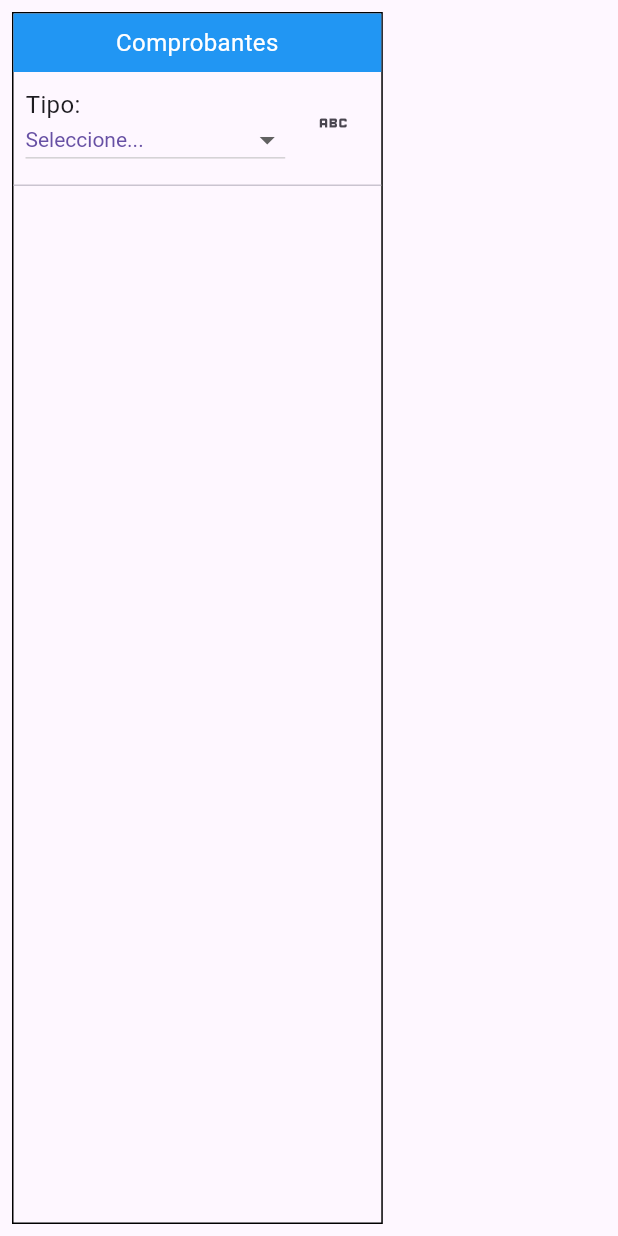
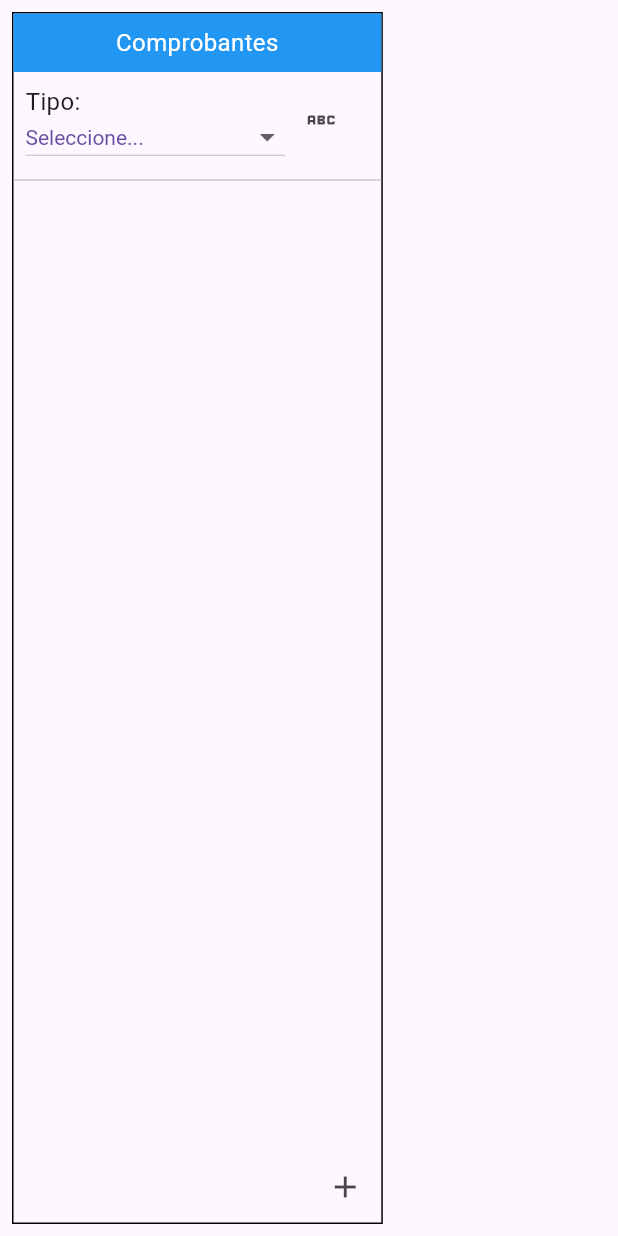
Before and after one commit to eduardo-novatek/novafarma-front, a Flutter app: the VoucherScreen widget shown alone on an empty page, opened directly, on a phone screen of 412 x 824 dp. Run offline on Flutter 3.47's test engine with Material 3 defaults, Android fonts, the phone set to English and light mode, and no system bars; our stand-ins replace mask_text_input_formatter; missing offline and left inert: dart:html.

Commit message:
voucher: body

```diff
--- /dev/null
+++ b/lib/model/DTOs/voucher_item_dto.dart
@@ -0,0 +1,46 @@
+import 'package:intl/intl.dart';
+import 'package:novafarma_front/model/globals/deserializable.dart';
+import 'package:novafarma_front/model/DTOs/role_dto.dart';
+
+class VoucherItemDTO extends Deserializable<VoucherItemDTO> {
+  final int? voucherItemId;
+  final int? medicineId;
+  final int? quantity;
+  final double? unitPrice;
+  //final bool? isFirst;
+
+  VoucherItemDTO.empty():
+    voucherItemId = null,
+    medicineId = null,
+    quantity = null,
+    unitPrice = null
+    //isFirst = null
+  ;
+
+  VoucherItemDTO({
+    this.voucherItemId,
+    this.medicineId,
+    this.quantity,
+    this.unitPrice,
+    //this.isFirst,
+  });
+
+  @override
+  VoucherItemDTO fromJson(Map<String, dynamic> json) {
+    return VoucherItemDTO(
+      voucherItemId: json['voucherItemId'],
+      medicineId: json['medicineId'],
+      quantity: json['quantity'],
+      unitPrice: json['unitPrice'],
+    );
+  }
+
+  Map<String, dynamic> toJson() {
+    return {
+      'voucherItemId': voucherItemId,
+      'medicineId': medicineId,
+      'quantity': quantity,
+      'unitPrice': unitPrice,
+    };
+  }
+}
--- a/lib/model/globals/tools/create_text_form_field.dart
+++ b/lib/model/globals/tools/create_text_form_field.dart
@@ -1,5 +1,4 @@
 import 'package:flutter/material.dart';
-import 'package:flutter/services.dart';
 import 'package:mask_text_input_formatter/mask_text_input_formatter.dart';
 import 'package:novafarma_front/model/enums/data_type_enum.dart';
 import 'package:intl/intl.dart';
@@ -18,8 +17,6 @@ class CreateTextFormField extends StatefulWidget {
   final TextEditingController controller;
   final bool? initialFocus; //Si debe tener el foco inicial (por defecto es false. Debe ser true solo 1 TextFormField del formulario)
   final FocusNode? focusNode;
-  //final FocusNode? nextNode;
-  //final FocusNode? previousNode;
   final Function(String)? onChange;
 
   final List<bool>? validationStates; //lista para el manejo del estado de validacion de todos los textFormField
@@ -41,8 +38,6 @@ class CreateTextFormField extends StatefulWidget {
     this.maxValueForValidation,
     this.onChange,
     this.focusNode,
-    //this.nextNode,
-    //this.previousNode,
   });
 
   @override
@@ -64,26 +59,10 @@ class _CreateTextFormFieldState extends State<CreateTextFormField> {
       widget.validationStates!.add(true); // Inicializar el estado de validación
     }
     _isObscureText = (widget.dataType == DataTypeEnum.password);
-
-    /*widget.focusNode?.addListener(_handleFocusChange);
-    widget.focusNode?.onKeyEvent = (focusNode, keyEvent) {
-      if (keyEvent.logicalKey.keyId == LogicalKeyboardKey.shiftLeft.keyId
-         && keyEvent.logicalKey == LogicalKeyboardKey.tab) {*/
-
-
-      /*  _focusForward = false; // Retroceder el foco
-      if (keyEvent.logicalKey == LogicalKeyboardKey.tab) {
-        print("tab");
-        _focusForward = true; // Avanzar el foco
-      }
-      return KeyEventResult.ignored; // Ignorar el evento después de manejarlo
-    };*/
   }
 
   @override
   void dispose() {
-    //ServicesBinding.instance.keyboard.removeHandler(_onKey);
-    //widget.focusNode?.removeListener(_handleFocusChange);
     super.dispose();
   }
 
@@ -318,23 +297,4 @@ class _CreateTextFormFieldState extends State<CreateTextFormField> {
     return true;
   }*/
 
-  /*void _handleFocusChange() {
-    if (!widget.focusNode!.hasFocus) {
-      if (_focusForward) {
-        // Avanza el foco
-        if (widget.nextNode != null) {
-          Future.delayed(const Duration(milliseconds: 10), () {
-            FocusScope.of(context).requestFocus(widget.nextNode);
-          });
-        }
-      } else {
-        // Retrocede el foco
-        if (widget.previousNode != null) {
-          Future.delayed(const Duration(milliseconds: 10), () {
-            FocusScope.of(context).requestFocus(widget.previousNode);
-          });
-        }
-      }
-    }
-  }*/
 }
--- a/lib/view/boxes/customer_box.dart
+++ b/lib/view/boxes/customer_box.dart
@@ -15,13 +15,11 @@ import '../dialogs/customer_selection_dialog.dart';
 class CustomerBox extends StatefulWidget {
   int selectedId;
   final FocusNode? nextFocusNode; // Proximo textFormField para dar el foco
-  //final FocusNode? previousFocusNode; // Anterior textFormField para dar el foco
   final ValueChanged<int> onSelectedIdChanged;
 
   CustomerBox({
     super.key,
     this.nextFocusNode,
-    //this.previousFocusNode,
     required this.selectedId,
     required this.onSelectedIdChanged,
   });
@@ -90,8 +88,6 @@ class CustomerBoxState extends State<CustomerBox> {
           child: CreateTextFormField(
             controller: _documentController,
             focusNode: _documentFocusNode,
-           // nextNode: widget.nextFocusNode,
-           // previousNode: widget.previousFocusNode,
             label: 'Documento',
             dataType: DataTypeEnum.identificationDocument,
             acceptEmpty: true,
@@ -103,8 +99,6 @@ class CustomerBoxState extends State<CustomerBox> {
           child: CreateTextFormField(
             controller: _lastnameController,
             focusNode: _lastnameFocusNode,
-            //nextNode: widget.nextFocusNode,
-            //previousNode: widget.previousFocusNode,
             label: 'Apellido',
             dataType: DataTypeEnum.text,
             maxValueForValidation: 25,
--- a/lib/view/screens/voucher_screen.dart
+++ b/lib/view/screens/voucher_screen.dart
@@ -1,6 +1,7 @@
 import 'package:flutter/material.dart';
 import 'package:flutter/services.dart';
 import 'package:intl/intl.dart';
+import 'package:novafarma_front/model/DTOs/voucher_item_dto.dart';
 import 'package:novafarma_front/model/enums/movement_type_enum.dart';
 import 'package:novafarma_front/model/globals/constants.dart';
 import 'package:novafarma_front/model/globals/tools/custom_dropdown.dart';
@@ -32,6 +33,8 @@ class _VoucherScreenState extends State<VoucherScreen> {
 
   String _selectedMovementType = defaultTextFromDropdownMenu;
   int _selectedCustomerOrSupplierId = 0;
+
+  List<VoucherItemDTO> _voucherItemList = [];
 
   @override
   void initState() {
@@ -141,7 +144,63 @@ class _VoucherScreenState extends State<VoucherScreen> {
   }
 
   Widget _buildBody() {
-    return const SizedBox.shrink();
+    return Expanded(
+      child: Column(
+        children: [
+          Expanded(
+            child: ListView.builder(
+              itemCount: _voucherItemList.length,
+              itemBuilder: (context, index) {
+                return _buildVoucherItem(_voucherItemList[index], index);
+              },
+            ),
+          ),
+          Row(
+            mainAxisAlignment: MainAxisAlignment.end,
+            children: [
+              IconButton(
+                icon: Icon(Icons.add),
+                onPressed: _addVoucherItem,
+              ),
+            ],
+          ),
+        ],
+      ),
+    );
+  }
+
+  Widget _buildVoucherItem(VoucherItemDTO item, int index) {
+    return Row(
+      children: [
+        const Expanded(child: Text("Artículo")),
+        const Expanded(child: Text("Precio")),
+        const Expanded(child: Text("Cantidad")),
+        IconButton(
+          icon: const Icon(Icons.edit),
+          onPressed: () => _editVoucherItem(index),
+        ),
+        IconButton(
+          icon: const Icon(Icons.delete),
+          onPressed: () => _deleteVoucherItem(index),
+        ),
+      ],
+    );
+  }
+
+  void _addVoucherItem() {
+    setState(() {
+      _voucherItemList.add(VoucherItemDTO.empty());
+    });
+  }
+
+  void _editVoucherItem(int index) {
+    // Implementa la lógica para editar el item
+  }
+
+  void _deleteVoucherItem(int index) {
+    setState(() {
+      _voucherItemList.removeAt(index);
+    });
   }
 
   Widget _buildSupplierOrCustomerBox() {
@@ -160,7 +219,6 @@ class _VoucherScreenState extends State<VoucherScreen> {
         return CustomerBox(
             selectedId: _selectedCustomerOrSupplierId,
             nextFocusNode: _dateFocusNode,
-            //previousFocusNode: _movementTypeFocusNode,
             onSelectedIdChanged: (value) => setState(() {
               _selectedCustomerOrSupplierId = value;
             })
@@ -171,7 +229,8 @@ class _VoucherScreenState extends State<VoucherScreen> {
   }
 
   Widget _buildDateTimeBox() {
-    return Expanded(
+    return _selectedMovementType != defaultTextFromDropdownMenu
+      ? Expanded(
           child: Row(
             children: [
               const SizedBox(width: 16.0),
@@ -185,7 +244,8 @@ class _VoucherScreenState extends State<VoucherScreen> {
               ),
             ]
           )
-    );
+        )
+      : const SizedBox.shrink();
   }
 
   String timeNow() {
```
Lines whose indentation alone changed are shown as unchanged.
